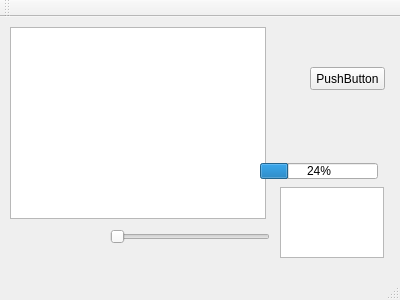
Qt form src/View/MainView.ui (orb3b/UTManager) before a commit.
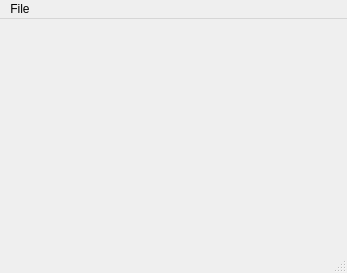
The same form after that commit.

Diff of the .ui file:
```diff
--- a/src/View/MainView.ui
+++ b/src/View/MainView.ui
@@ -6,115 +6,43 @@
    <rect>
     <x>0</x>
     <y>0</y>
-    <width>400</width>
-    <height>300</height>
+    <width>347</width>
+    <height>273</height>
    </rect>
   </property>
   <property name="windowTitle">
    <string>MainView</string>
   </property>
+  <property name="autoFillBackground">
+   <bool>false</bool>
+  </property>
   <property name="styleSheet">
    <string notr="true"/>
   </property>
   <property name="toolButtonStyle">
    <enum>Qt::ToolButtonIconOnly</enum>
   </property>
-  <widget class="QWidget" name="centralWidget">
-   <widget class="QTableWidget" name="tableWidget">
-    <property name="geometry">
-     <rect>
-      <x>10</x>
-      <y>10</y>
-      <width>256</width>
-      <height>192</height>
-     </rect>
-    </property>
-   </widget>
-   <widget class="QPushButton" name="pushButton">
-    <property name="geometry">
-     <rect>
-      <x>310</x>
-      <y>50</y>
-      <width>75</width>
-      <height>23</height>
-     </rect>
-    </property>
-    <property name="styleSheet">
-     <string notr="true"/>
-    </property>
-    <property name="text">
-     <string>PushButton</string>
-    </property>
-   </widget>
-   <widget class="QSlider" name="horizontalSlider">
-    <property name="geometry">
-     <rect>
-      <x>110</x>
-      <y>210</y>
-      <width>160</width>
-      <height>19</height>
-     </rect>
-    </property>
-    <property name="autoFillBackground">
-     <bool>false</bool>
-    </property>
-    <property name="styleSheet">
-     <string notr="true">font: 8pt &quot;MS Shell Dlg 2&quot;;</string>
-    </property>
-    <property name="orientation">
-     <enum>Qt::Horizontal</enum>
-    </property>
-   </widget>
-   <widget class="QProgressBar" name="progressBar">
-    <property name="geometry">
-     <rect>
-      <x>260</x>
-      <y>146</y>
-      <width>118</width>
-      <height>16</height>
-     </rect>
-    </property>
-    <property name="value">
-     <number>24</number>
-    </property>
-    <property name="textVisible">
-     <bool>true</bool>
-    </property>
-    <property name="orientation">
-     <enum>Qt::Horizontal</enum>
-    </property>
-    <property name="invertedAppearance">
-     <bool>false</bool>
-    </property>
-   </widget>
-   <widget class="QTextEdit" name="textEdit">
-    <property name="geometry">
-     <rect>
-      <x>280</x>
-      <y>170</y>
-      <width>104</width>
-      <height>71</height>
-     </rect>
-    </property>
-   </widget>
-  </widget>
+  <widget class="QWidget" name="centralWidget"/>
   <widget class="QMenuBar" name="menuBar">
    <property name="geometry">
     <rect>
      <x>0</x>
      <y>0</y>
-     <width>400</width>
+     <width>347</width>
      <height>21</height>
     </rect>
    </property>
-  </widget>
-  <widget class="QToolBar" name="mainToolBar">
-   <attribute name="toolBarArea">
-    <enum>TopToolBarArea</enum>
-   </attribute>
-   <attribute name="toolBarBreak">
-    <bool>false</bool>
-   </attribute>
+   <widget class="QMenu" name="menuFile">
+    <property name="title">
+     <string>File</string>
+    </property>
+    <addaction name="actionOpenProject"/>
+    <addaction name="separator"/>
+    <addaction name="actionShowLog"/>
+    <addaction name="separator"/>
+    <addaction name="actionExit"/>
+   </widget>
+   <addaction name="menuFile"/>
   </widget>
   <widget class="QStatusBar" name="statusBar"/>
  </widget>
```
Left out of the diff: 31 changed lines with no effect on the pictures.
